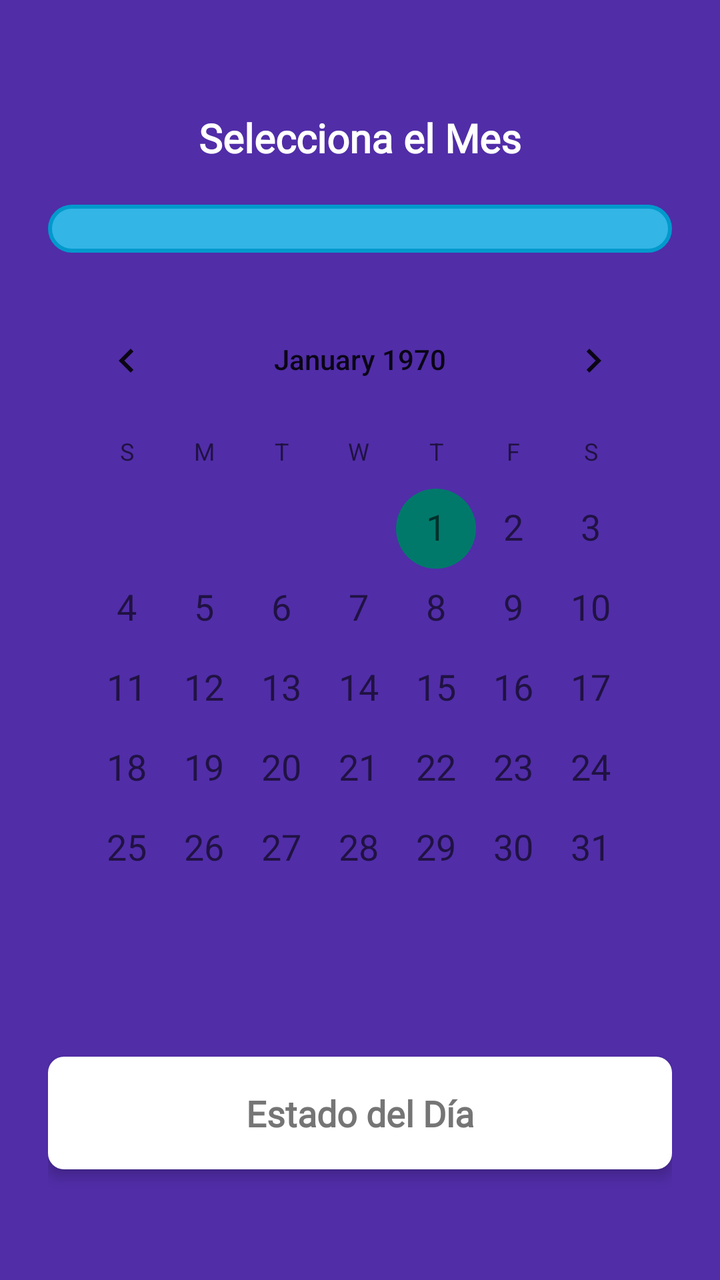
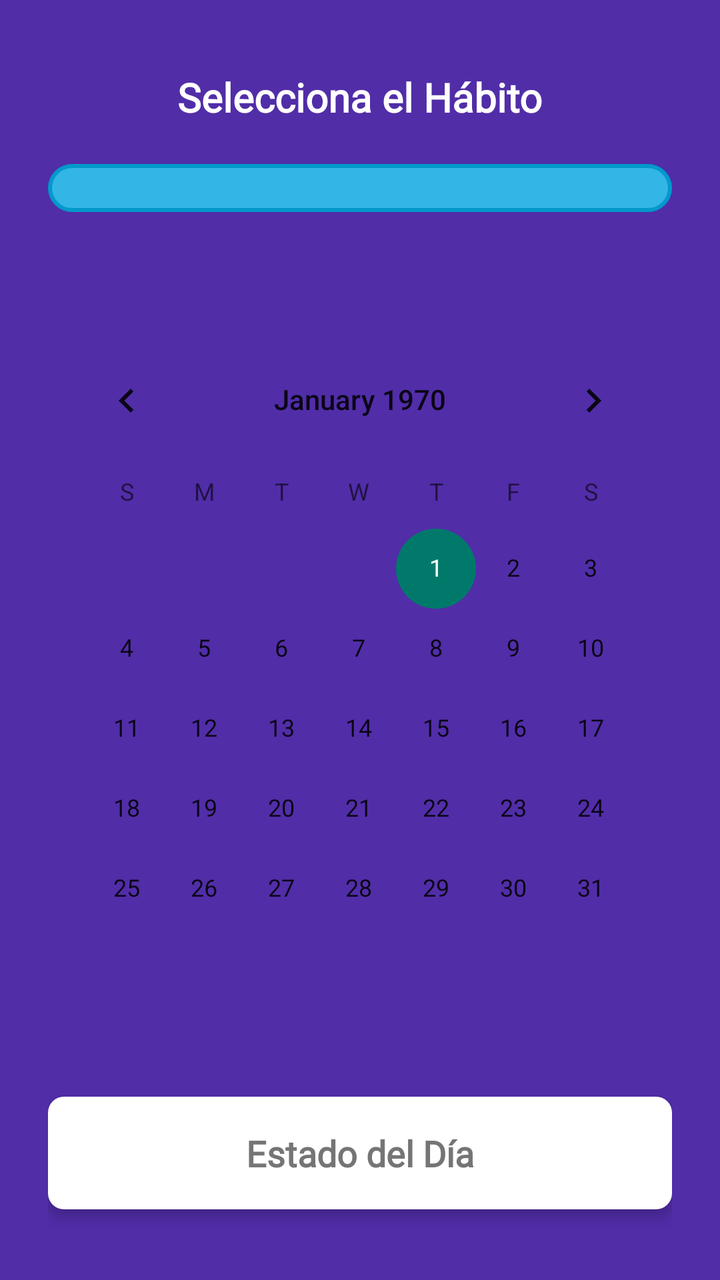

The first picture is an Android layout as it rendered before a commit; the second is the same layout after the commit. The layout source and the unified diff follow.
<!-- AndroidManifest.xml: application theme Theme.MalosH -->
<!-- res/layout/fragment_progreso_meta.xml -->
<LinearLayout xmlns:android="http://schemas.android.com/apk/res/android"
    android:layout_width="match_parent"
    android:layout_height="match_parent"
    android:orientation="vertical"
    android:gravity="center"
    android:padding="24dp"
    android:background="@color/purple_dark">

    
    <TextView
        android:id="@+id/periodoSeleccionadoTextView"
        android:layout_width="wrap_content"
        android:layout_height="wrap_content"
        android:text="Selecciona el Mes"
        android:textSize="20sp"
        android:textColor="@color/white"
        android:textStyle="bold"
        android:fontFamily="@font/roboto_medium"
        android:layout_marginBottom="20dp" />

    
    <Spinner
        android:id="@+id/mesSpinner"
        android:layout_width="match_parent"
        android:layout_height="wrap_content"
        android:layout_marginBottom="20dp"
        android:padding="12dp"
        android:background="@drawable/spinner_background" />

    
    <CalendarView
        android:id="@+id/calendarioMeta"
        android:layout_width="match_parent"
        android:layout_height="wrap_content"
        android:dateTextAppearance="@style/TextAppearance.AppCompat.Medium"
        android:layout_marginBottom="24dp"
        android:backgroundTint="@color/secondary_background_color" />

    <TextView
        android:id="@+id/estadoDiaTextView"
        android:layout_width="match_parent"
        android:layout_height="wrap_content"
        android:text="Estado del Día"
        android:textSize="18sp"
        android:padding="16dp"
        android:textColor="@color/text_color_secondary"
        android:background="@drawable/textview_background"
        android:layout_marginTop="20dp"
        android:gravity="center"
        android:textStyle="bold"
        android:fontFamily="@font/roboto_medium"
        android:elevation="4dp" />


</LinearLayout>
<!-- resources referenced by this layout -->
<resources>
  <color name="purple_dark">#512DA8</color>
  <color name="secondary_background_color">#E0E0E0</color>
  <color name="text_color_secondary">#757575</color>
  <color name="white">#FFFFFF</color>
  <!-- drawable spinner_background (drawable) -->
  <shape xmlns:android="http://schemas.android.com/apk/res/android">
      <solid android:color="@android:color/holo_blue_light"/>
      <corners android:radius="16dp"/>
      <stroke android:width="2dp" android:color="@android:color/holo_blue_dark"/>
      <padding android:left="8dp" android:right="8dp" android:top="8dp" android:bottom="8dp"/>
  </shape>
  <!-- drawable textview_background (drawable) -->
  <shape xmlns:android="http://schemas.android.com/apk/res/android">
      <solid android:color="#FFFFFF" />
      <corners android:radius="8dp" />
  </shape>
  <style name="Theme.MalosH" parent="Theme.MaterialComponents.DayNight.NoActionBar">
          
          <item name="colorPrimary">@color/purple</item>
          <item name="colorPrimaryDark">@color/purple</item>
          <item name="colorAccent">@color/teal_dark</item>
      </style>
  <color name="purple">#7E57C2</color>
  <color name="teal_dark">#00796B</color>
</resources>

<!-- the commit's change to res/layout/fragment_progreso_meta.xml (unified diff, before → after) -->
@@ -11,7 +11,7 @@
         android:id="@+id/periodoSeleccionadoTextView"
         android:layout_width="wrap_content"
         android:layout_height="wrap_content"
-        android:text="Selecciona el Mes"
+        android:text="Selecciona el Hábito"
         android:textSize="20sp"
         android:textColor="@color/white"
         android:textStyle="bold"
@@ -20,7 +20,7 @@
 
     
     <Spinner
-        android:id="@+id/mesSpinner"
+        android:id="@+id/habitoSpinner"
         android:layout_width="match_parent"
         android:layout_height="wrap_content"
         android:layout_marginBottom="20dp"
@@ -28,14 +28,25 @@
         android:background="@drawable/spinner_background" />
 
     
+    <TextView
+        android:id="@+id/fechasMetaTextView"
+        android:layout_width="wrap_content"
+        android:layout_height="wrap_content"
+        android:textSize="18sp"
+        android:textColor="@color/white"
+        android:textStyle="italic"
+        android:layout_marginBottom="16dp"
+        android:fontFamily="@font/roboto_medium" />
+
+    
     <CalendarView
         android:id="@+id/calendarioMeta"
         android:layout_width="match_parent"
         android:layout_height="wrap_content"
-        android:dateTextAppearance="@style/TextAppearance.AppCompat.Medium"
         android:layout_marginBottom="24dp"
         android:backgroundTint="@color/secondary_background_color" />
 
+    
     <TextView
         android:id="@+id/estadoDiaTextView"
         android:layout_width="match_parent"
@@ -51,5 +62,4 @@
         android:fontFamily="@font/roboto_medium"
         android:elevation="4dp" />
 
-
 </LinearLayout>
